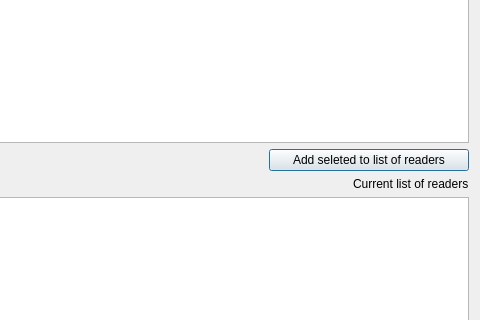
First picture: the form in ui/profileReadersDialog.ui, repository operatornormal/classified-ads, before the edit; both pictures show x 155 to 635 and y 139 to 459 of the 635 by 577 pixel window.
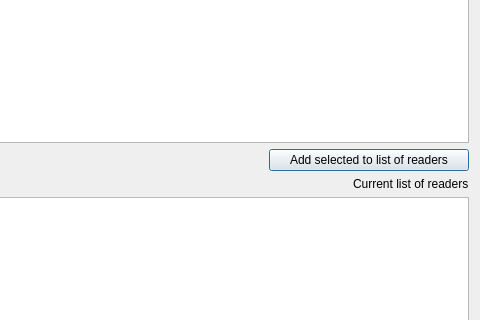
Second picture: the form after the edit.

Diff of the .ui file:
```diff
--- a/ui/profileReadersDialog.ui
+++ b/ui/profileReadersDialog.ui
@@ -63,7 +63,7 @@
         </size>
        </property>
        <property name="text">
-        <string>Add seleted to list of readers</string>
+        <string>Add selected to list of readers</string>
        </property>
       </widget>
      </item>
```
